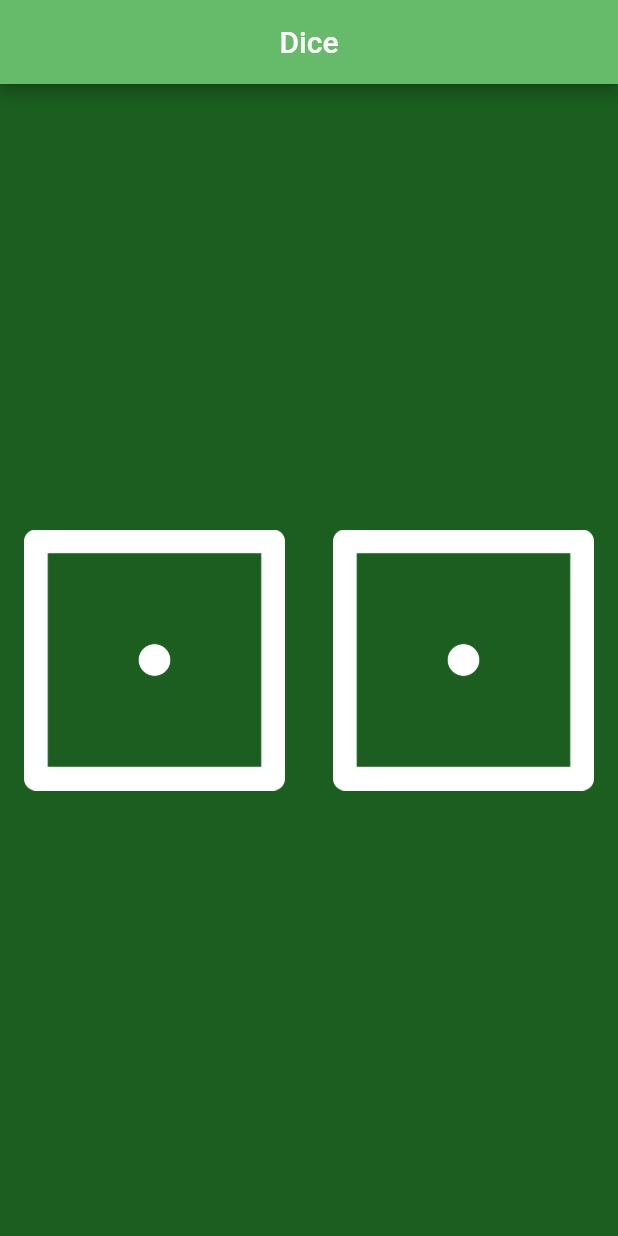
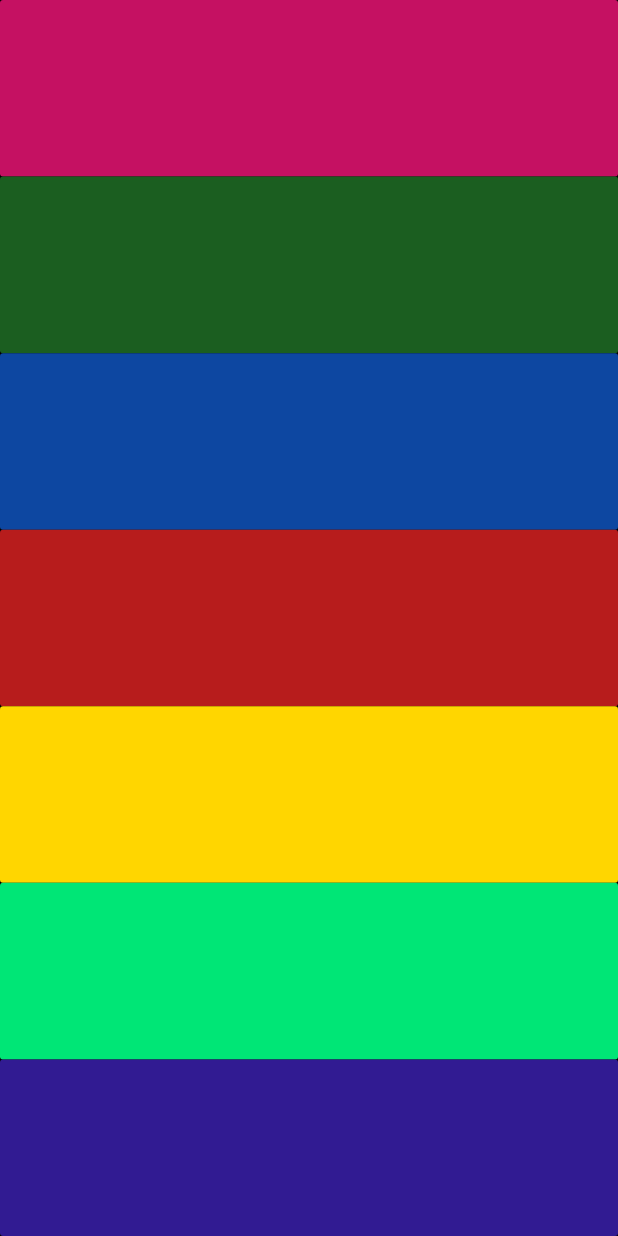
Before and after one commit to sajalkhan/Simple-Flutter-App, a Flutter app: the screen it shows after launch, on a phone screen of 412 x 824 dp. Run offline on Flutter 3.47's test engine with Material 2 defaults, Android fonts, the phone set to English and light mode, and no system bars; our stand-ins replace audioplayers.

Commit message:
implement a xylophone

```diff
--- /dev/null
+++ b/lib/Ui/Xylophone.dart
@@ -0,0 +1,45 @@
+import 'package:audioplayers/audio_cache.dart';
+import 'package:flutter/material.dart';
+
+class Xylophone extends StatelessWidget {
+  void playSound(int soundNumber) {
+    final player = AudioCache();
+    player.play('note$soundNumber.wav');
+  }
+
+  Expanded buildKey({Color color, int soundNumber}) {
+    return Expanded(
+      child: FlatButton(
+        onPressed: ()=> playSound(soundNumber),
+        color: color,
+      ),
+    );
+  }
+
+  @override
+  Widget build(BuildContext context) {
+    return MaterialApp(
+      debugShowCheckedModeBanner: false,
+      home: SafeArea(
+        child: Scaffold(
+          backgroundColor: Colors.black,
+          body: Center(
+            child: Column(
+              crossAxisAlignment: CrossAxisAlignment.stretch,
+              mainAxisAlignment: MainAxisAlignment.spaceAround,
+              children: <Widget>[
+                buildKey(color: Colors.pinkAccent.shade700, soundNumber: 1),
+                buildKey(color: Colors.green.shade900, soundNumber: 2),
+                buildKey(color: Colors.blue.shade900, soundNumber: 3),
+                buildKey(color: Colors.red.shade900, soundNumber: 4),
+                buildKey(color: Colors.yellowAccent.shade700, soundNumber: 5),
+                buildKey(color: Colors.greenAccent.shade400, soundNumber: 6),
+                buildKey(color: Colors.deepPurple.shade900, soundNumber: 7),
+              ],
+            ),
+          ),
+        ),
+      ),
+    );
+  }
+}
--- a/lib/main.dart
+++ b/lib/main.dart
@@ -1,11 +1,12 @@
 import 'package:flutter/cupertino.dart';
 import 'package:flutter/material.dart';
 
-import 'Ui/Home.dart';
-import 'ui/HomeScreen.dart';
-import 'Ui/ContainerPractice.dart';
-import 'Ui/MiCardProject.dart';
-import 'Ui/StateFull.dart';
+//import 'Ui/Home.dart';
+//import 'ui/HomeScreen.dart';
+//import 'Ui/ContainerPractice.dart';
+//import 'Ui/MiCardProject.dart';
+//import 'Ui/StateFull.dart';
+import 'Ui/Xylophone.dart';
 
 //void main() => runApp( new MaterialApp(  // practice app
 //  debugShowCheckedModeBanner: false,
@@ -18,4 +19,6 @@ import 'Ui/StateFull.dart';
 
 //void main()=> runApp(MiCardProject());
 
-void main()=> runApp(Dice());
+//void main()=> runApp(Dice());
+
+void main()=> runApp(Xylophone()); // implement a xylophone
--- a/pubspec.yaml
+++ b/pubspec.yaml
@@ -13,6 +13,8 @@ dependencies:
     sdk: flutter
 
   cupertino_icons: ^0.1.3
+  english_words: ^3.1.5
+  audioplayers: ^0.15.1
 
 dev_dependencies:
   flutter_test:
@@ -22,6 +24,7 @@ flutter:
   uses-material-design: true
   assets:
      - images/
+     - assets/
 
   fonts:
   - family: Pacifico
```
Also changed, not shown: pubspec.lock, 7 other files.
